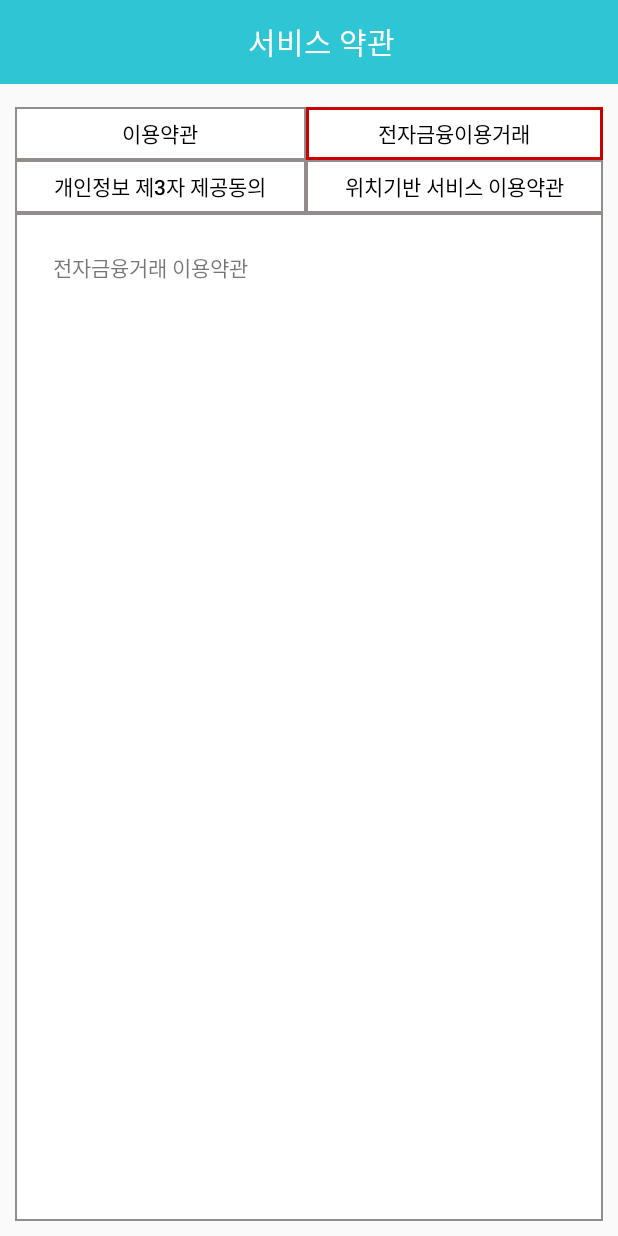
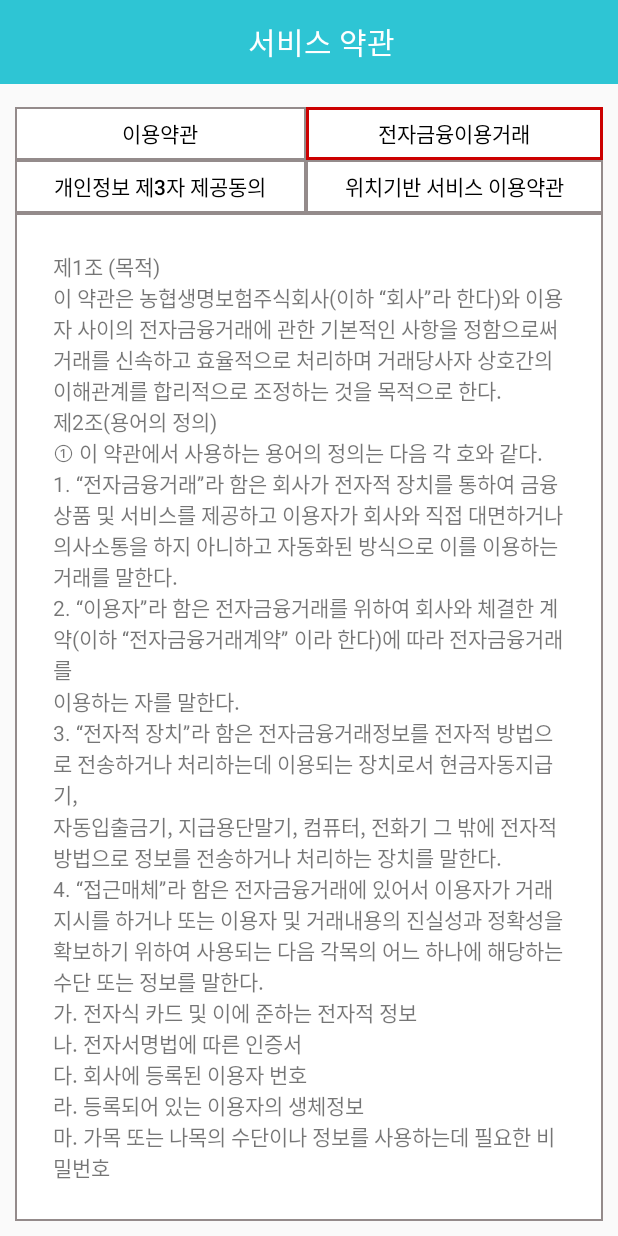
Before and after one commit to Won-dy/Capstone2, an Android app: the ServiceInfoActivity screen opened directly, with no data from a screen before it, after a tap on "전자금융이용거래", on a phone screen of 412 x 824 dp. Run offline under Robolectric (Android 15) with nearby library versions, the phone set to English and light mode, and no system bars; network calls fail; 1 other tap on this screen came first.

Commit message:
서비스약관 처리

```diff
--- a/app/src/main/java/kr/co/ilg/activity/mypage/ServiceInfoActivity.java
+++ b/app/src/main/java/kr/co/ilg/activity/mypage/ServiceInfoActivity.java
@@ -2,6 +2,7 @@ package kr.co.ilg.activity.mypage;
 
 import android.app.Activity;
 import android.os.Bundle;
+import android.text.method.ScrollingMovementMethod;
 import android.view.View;
 import android.widget.Button;
 import android.widget.TextView;
@@ -34,7 +35,41 @@ public class ServiceInfoActivity extends Activity implements View.OnClickListene
             "④ “기업 회원”이라 함은 인력 채용 및 교육을 목적으로 “회사”가 운영하는 “사이트”를 통하여 본 약관에 동의하고, “회사”와 이용 계약을 체결하여 “아이디(ID)”를 부여 받은 기업과 단체를 말합니다.\n" +
             "⑤ “아이디(ID)”라 함은 “회원” 식별과 “회원”의 “서비스” 이용을 위하여 “회원”이 직접 지정하고 이를 “회사”가 부여하는 문자 또는 숫자의 조합을 말합니다.\n" +
             "⑥ “비밀번호”라 함은 “서비스”를 이용하려는 사람이 “아이디(ID)”를 부여 받은 자와 동일인임을 확인하고, “회원”의 권익을 보호하기 위하여 “회원”이 직접 지정한 문자 또는 숫자의 조합을 말합니다.\n\n";
-    String ToS2 = "";
+    String ToS2 = "제1조 (목적)\n" +
+            "이 약관은 농협생명보험주식회사(이하 “회사”라 한다)와 이용자 사이의 전자금융거래에 관한 기본적인 사항을 정함으로써 거래를 신속하고 효율적으로 처리하며 거래당사자 상호간의 이해관계를 합리적으로 조정하는 것을 목적으로 한다.\n" +
+            "제2조(용어의 정의)\n" +
+            "① 이 약관에서 사용하는 용어의 정의는 다음 각 호와 같다.\n" +
+            "1. “전자금융거래”라 함은 회사가 전자적 장치를 통하여 금융상품 및 서비스를 제공하고 이용자가 회사와 직접 대면하거나\n" +
+            "의사소통을 하지 아니하고 자동화된 방식으로 이를 이용하는 거래를 말한다.\n" +
+            "2. “이용자”라 함은 전자금융거래를 위하여 회사와 체결한 계약(이하 “전자금융거래계약” 이라 한다)에 따라 전자금융거래를\n" +
+            "이용하는 자를 말한다.\n" +
+            "3. “전자적 장치”라 함은 전자금융거래정보를 전자적 방법으로 전송하거나 처리하는데 이용되는 장치로서 현금자동지급기,\n" +
+            "자동입출금기, 지급용단말기, 컴퓨터, 전화기 그 밖에 전자적 방법으로 정보를 전송하거나 처리하는 장치를 말한다.\n" +
+            "4. “접근매체”라 함은 전자금융거래에 있어서 이용자가 거래지시를 하거나 또는 이용자 및 거래내용의 진실성과 정확성을\n" +
+            "확보하기 위하여 사용되는 다음 각목의 어느 하나에 해당하는 수단 또는 정보를 말한다.\n" +
+            "가. 전자식 카드 및 이에 준하는 전자적 정보\n" +
+            "나. 전자서명법에 따른 인증서\n" +
+            "다. 회사에 등록된 이용자 번호\n" +
+            "라. 등록되어 있는 이용자의 생체정보\n" +
+            "마. 가목 또는 나목의 수단이나 정보를 사용하는데 필요한 비밀번호\n" +
+            "5. “전자문서”라 함은 전자문서 및 전자거래기본법 제2조제1호의 규정에 따라 작성, 송신ㆍ수신 또는 저장된 정보를 말한다.\n" +
+            "6. “거래지시”라 함은 이용자가 전자금융거래계약에 따라 회사에게 전자금융거래의 처리를 지시하는 것을 말한다.\n" +
+            "7. “오류”라 함은 이용자의 고의 또는 과실 없이 전자금융거래가 약관(개별약관을 포함한다), 전자금융거래계약 또는 이용자의\n" +
+            "거래지시에 따라 이행되지 아니한 경우를 말한다.\n" +
+            "8. “전자지급거래”라 함은 자금을 주는 자(이하 “지급인”이라 한다)가 회사로 하여금 전자지급수단을 이용하여\n" +
+            "자금을 받는 자(이하 “수취인”이라 한다)에게 자금을 이동하게 하는 전자금융거래를 말한다.\n" +
+            "9. “전자지급수단”이라 함은 전자자금이체, 직불전자지급수단, 선불전자지급수단, 전자화폐, 신용카드, 전자채권 그 밖의\n" +
+            "전자적 방법에 따른 지급수단을 말한다.\n" +
+            "10. “전자자금이체”라 함은 지급인과 수취인 사이에 자금을 지급할 목적으로 회사에 개설된 계좌에서 다른 계좌로 전자적 장치에 의하여 다음 각 목의 어느 하나에 해당하는 방법으로 자금을 이체하는 것을 말한다.\n" +
+            "가. 회사에 대한 지급인의 지급지시\n" +
+            "나. 회사에 대한 수취인의 추심지시(이하 “추심이체”라 한다)\n" +
+            "11. “정보시스템”이라 함은 전자금융업무를 포함하여 정보기술부문에 사용되는 하드웨어(hardware)와 소프트웨어(software)를 말하며 관련 장비를 포함한다.\n" +
+            "12. “영업일”이라 함은 회사가 영업점에서 정상적인 영업을 하는 날을 말한다.\n" +
+            "13. “개별약관”이라 함은 이 약관과 함께 전자금융거래에 적용되는 약관으로서 회사가 별도로 작성한 약관을 말한다.\n" +
+            "② 이 약관에서 별도로 정하지 아니한 용어의 정의는 전자금융거래법 및 전자금융 거래법 시행령, 전자금융감독규정 및\n" +
+            "전자금융감독규정 시행세칙에서 정하는 바에 따른다.\n" +
+            "제3조(적용범위)\n" +
+            "이 약관은 다른 법률에 특별한 규정이 있는 경우를 제외하고 모든 전자금융거래에 적용한다.";
     String ToS3 = "1. 총 칙\n" +
             "개인정보란 생존하는 개인에 관한 정보로서 당해 정보에 포함되어 있는 성명，본인인증기관을 통해 인증된 개인식별 번호 등의 사항에 의하여 당해 개인을 식별할 수 있는 정보(당해 정보만으로는 특정 개인을 식별할 수 없더라도 다른 정보와 용이하게 결합하여 식별할 수 있는 것을 포함합니다)를 말합니다.\n" +
             "① (주)휘뚜루마뚜루는 정보주체의 개인정보보호를 매우 중요시하며, 『정보 통신망 이용 촉진 및 정보보호에 관한 법률』상의 개인정보 보호 규정 및 『개인정보보호법』을 준수하고 있습니다. (주)휘뚜루마뚜루는 개인정보 처리방침을 통하여 정보주체가 제공하는 개인정보가 어떠한 용도와 방식으로 이용되고 있으며 개인정보보호를 위해 어떠한 조치가 취해지고 있는지 알려드립니다.\n" +
@@ -113,7 +148,9 @@ public class ServiceInfoActivity extends Activity implements View.OnClickListene
         }
 
         text1 = (TextView)findViewById(R.id.text1);
-
+        text1.setMovementMethod(new ScrollingMovementMethod());
+        text1.setText(ToS1);
+        btns[0].setBackground(getDrawable(R.drawable.servicestroke));
 
 
     }
@@ -125,7 +162,7 @@ public class ServiceInfoActivity extends Activity implements View.OnClickListene
         }
         switch (v.getId()){
             case R.id.btn1 : text1.setText(ToS1); btns[0].setBackground(getDrawable(R.drawable.servicestroke)); break;
-            case R.id.btn2 : text1.setText("전자금융거래 이용약관");btns[1].setBackground(getDrawable(R.drawable.servicestroke)); break;
+            case R.id.btn2 : text1.setText(ToS2);btns[1].setBackground(getDrawable(R.drawable.servicestroke)); break;
             case R.id.btn3 : text1.setText(ToS3); btns[2].setBackground(getDrawable(R.drawable.servicestroke));break;
             case R.id.btn4 : text1.setText(ToS4); btns[3].setBackground(getDrawable(R.drawable.servicestroke));break;
         }
--- a/app/src/main/res/layout/servicepromise.xml
+++ b/app/src/main/res/layout/servicepromise.xml
@@ -90,6 +90,7 @@
         android:background="@drawable/line"
         android:id="@+id/text1"
         android:text="약관 내용"
+        android:scrollbars="vertical"
         android:padding="25dp"
         />
 
```
